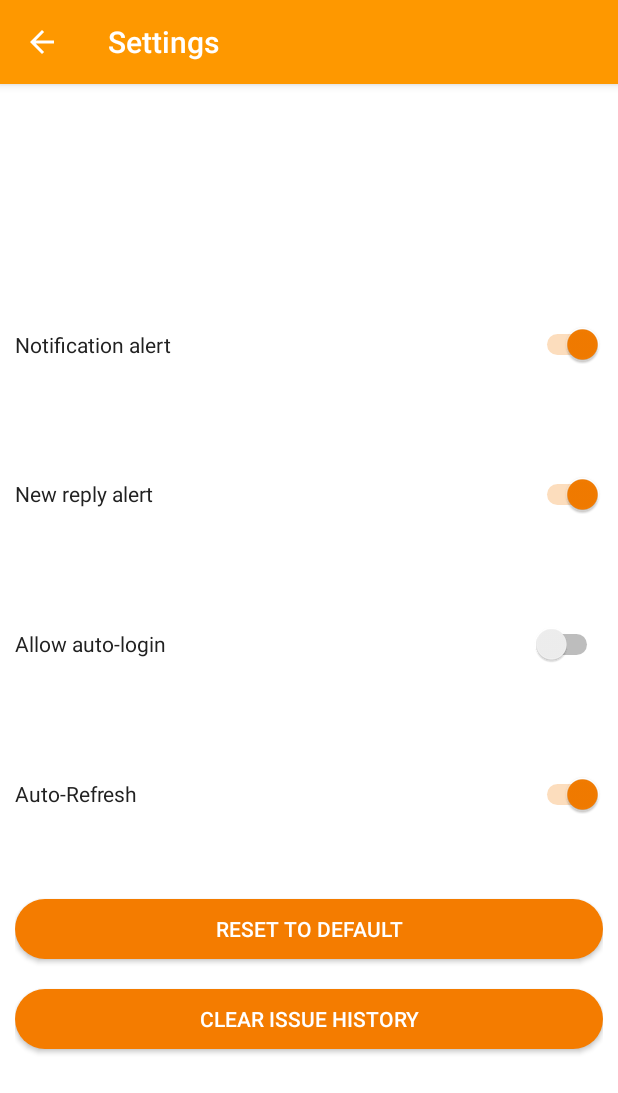
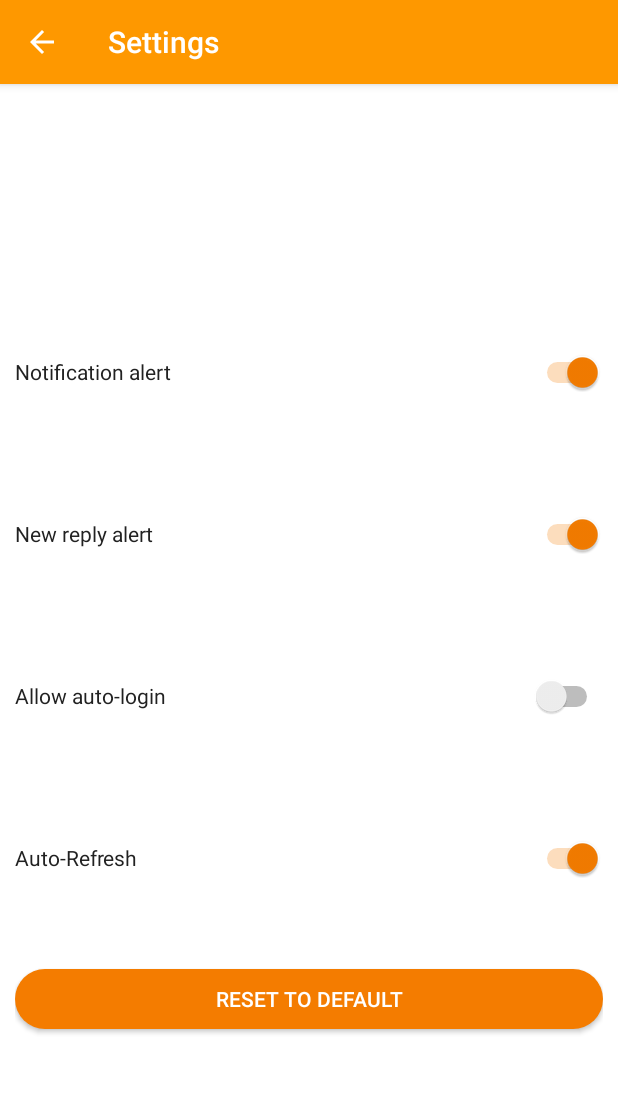
Before and after one commit to apekshatrivedi/CitizenRights, an Android app: the SettingsActivity screen opened directly, with no data from a screen before it, on a phone screen of 412 x 824 dp. Shown: the top 1093 px of the screen. Run offline under Robolectric (Android 15) with nearby library versions, the phone set to English and light mode, and no system bars; network calls fail.

Commit message:
no settings

```diff
--- a/app/src/main/res/layout/activity_settings.xml
+++ b/app/src/main/res/layout/activity_settings.xml
@@ -51,13 +51,6 @@
         android:background="@drawable/curve"
         android:text="Reset to default"
         android:textColor="@color/white" />
-    <Button
-        android:id="@+id/clearissuehistory"
-        android:layout_width="fill_parent"
-        android:layout_height="40dp"
-        android:layout_marginTop="20dip"
-        android:background="@drawable/curve"
-        android:text="Clear issue history"
-        android:textColor="@color/white" />
+
 
 </LinearLayout>
```
